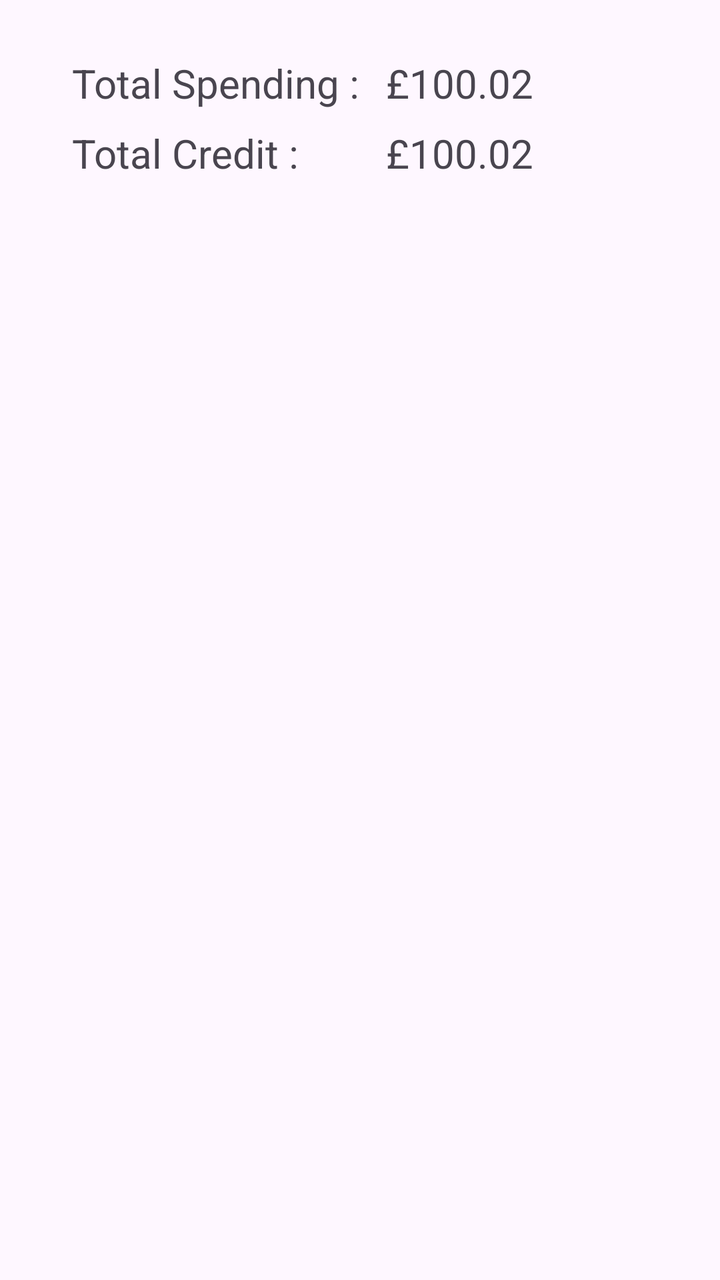
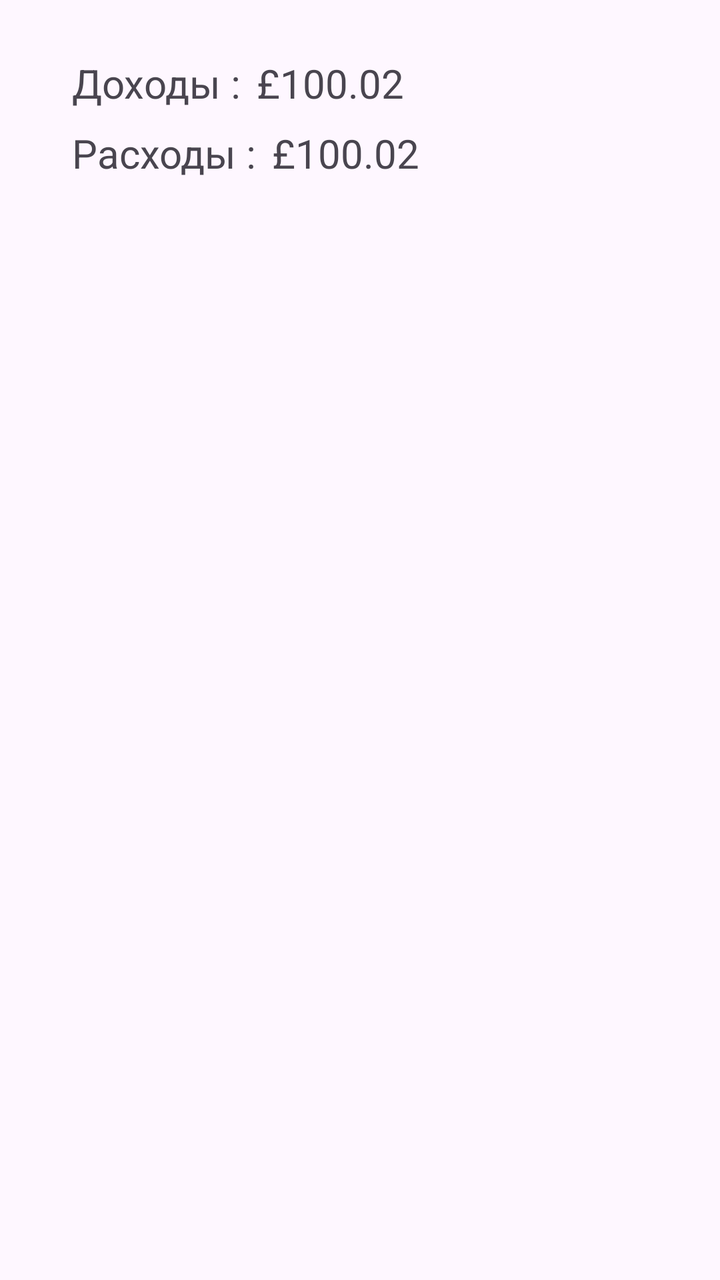

Two renders of the same Android screen: before a commit and after it. Below are the layout's source before the change and the commit's diff.
<!-- AndroidManifest.xml: application theme Theme.BudgetCalendar -->
<!-- res/layout/statics_bottom_sheet.xml -->
<?xml version="1.0" encoding="utf-8"?>
<androidx.constraintlayout.widget.ConstraintLayout
    xmlns:android="http://schemas.android.com/apk/res/android"
    xmlns:app="http://schemas.android.com/apk/res-auto"
    xmlns:tools="http://schemas.android.com/tools"
    android:layout_width="match_parent"
    android:layout_height="match_parent"
    android:padding="20dp"
    android:id="@+id/bottomSheet">

    <com.google.android.material.textview.MaterialTextView
        android:id="@+id/materialTextView"
        android:layout_width="wrap_content"
        android:layout_height="wrap_content"
        android:layout_marginStart="16dp"
        android:layout_marginTop="8dp"
        android:text="Total Spending : "
        android:textSize="20dp"
        app:layout_constraintStart_toStartOf="parent"
        app:layout_constraintTop_toTopOf="parent" />

    <com.google.android.material.textview.MaterialTextView
        android:id="@+id/totalSpending"
        android:layout_width="wrap_content"
        android:layout_height="wrap_content"
        android:layout_marginStart="8dp"
        android:layout_marginTop="8dp"
        android:text="£100.02"
        android:textSize="20dp"
        app:layout_constraintStart_toEndOf="@+id/materialTextView"
        app:layout_constraintTop_toTopOf="parent" />

    <com.google.android.material.textview.MaterialTextView
        android:id="@+id/materialTextView3"
        android:layout_width="wrap_content"
        android:layout_height="wrap_content"
        android:layout_marginStart="16dp"
        android:layout_marginTop="8dp"
        android:text="Total Credit : "
        android:textSize="20dp"
        app:layout_constraintStart_toStartOf="parent"
        app:layout_constraintTop_toBottomOf="@+id/materialTextView" />

    <com.google.android.material.textview.MaterialTextView
        android:id="@+id/totalCredit"
        android:layout_width="wrap_content"
        android:layout_height="wrap_content"
        android:layout_marginStart="8dp"
        android:layout_marginTop="8dp"
        android:text="£100.02"
        android:textSize="20dp"
        app:layout_constraintStart_toEndOf="@+id/materialTextView"
        app:layout_constraintTop_toBottomOf="@+id/totalSpending" />






</androidx.constraintlayout.widget.ConstraintLayout>
<!-- resources referenced by this layout -->
<resources>
  <style name="Theme.BudgetCalendar" parent="Base.Theme.BudgetCalendar" />
  <style name="Base.Theme.BudgetCalendar" parent="Theme.Material3.DayNight">
          
          
      </style>
</resources>

<!-- the commit's change to res/layout/statics_bottom_sheet.xml (unified diff, before → after) -->
@@ -9,15 +9,38 @@
     android:id="@+id/bottomSheet">
 
     <com.google.android.material.textview.MaterialTextView
+        android:id="@+id/materialTextView3"
+        android:layout_width="wrap_content"
+        android:layout_height="wrap_content"
+        android:layout_marginStart="16dp"
+        android:layout_marginTop="8dp"
+        android:text="@string/totalCredit"
+        android:textSize="20dp"
+        app:layout_constraintStart_toStartOf="parent"
+        app:layout_constraintTop_toTopOf="parent" />
+
+    <com.google.android.material.textview.MaterialTextView
+        android:id="@+id/totalCredit"
+        android:layout_width="wrap_content"
+        android:layout_height="wrap_content"
+        android:layout_marginStart="8dp"
+        android:layout_marginTop="8dp"
+        android:text="£100.02"
+        android:textSize="20dp"
+        app:layout_constraintStart_toEndOf="@+id/materialTextView3"
+        app:layout_constraintTop_toTopOf="parent" />
+
+
+    <com.google.android.material.textview.MaterialTextView
         android:id="@+id/materialTextView"
         android:layout_width="wrap_content"
         android:layout_height="wrap_content"
         android:layout_marginStart="16dp"
         android:layout_marginTop="8dp"
-        android:text="Total Spending : "
+        android:text="@string/totalSpending"
         android:textSize="20dp"
         app:layout_constraintStart_toStartOf="parent"
-        app:layout_constraintTop_toTopOf="parent" />
+        app:layout_constraintTop_toBottomOf="@id/materialTextView3" />
 
     <com.google.android.material.textview.MaterialTextView
         android:id="@+id/totalSpending"
@@ -28,29 +51,8 @@
         android:text="£100.02"
         android:textSize="20dp"
         app:layout_constraintStart_toEndOf="@+id/materialTextView"
-        app:layout_constraintTop_toTopOf="parent" />
+        app:layout_constraintTop_toBottomOf="@id/totalCredit" />
 
-    <com.google.android.material.textview.MaterialTextView
-        android:id="@+id/materialTextView3"
-        android:layout_width="wrap_content"
-        android:layout_height="wrap_content"
-        android:layout_marginStart="16dp"
-        android:layout_marginTop="8dp"
-        android:text="Total Credit : "
-        android:textSize="20dp"
-        app:layout_constraintStart_toStartOf="parent"
-        app:layout_constraintTop_toBottomOf="@+id/materialTextView" />
-
-    <com.google.android.material.textview.MaterialTextView
-        android:id="@+id/totalCredit"
-        android:layout_width="wrap_content"
-        android:layout_height="wrap_content"
-        android:layout_marginStart="8dp"
-        android:layout_marginTop="8dp"
-        android:text="£100.02"
-        android:textSize="20dp"
-        app:layout_constraintStart_toEndOf="@+id/materialTextView"
-        app:layout_constraintTop_toBottomOf="@+id/totalSpending" />
 
 
 
<!-- resource entries referenced after the edit -->
@@ -1,5 +1,7 @@
 <!-- resources referenced by this layout -->
 <resources>
+  <string name="totalCredit">Доходы :</string>
+  <string name="totalSpending">Расходы :</string>
   <style name="Theme.BudgetCalendar" parent="Base.Theme.BudgetCalendar" />
   <style name="Base.Theme.BudgetCalendar" parent="Theme.Material3.DayNight">
           
